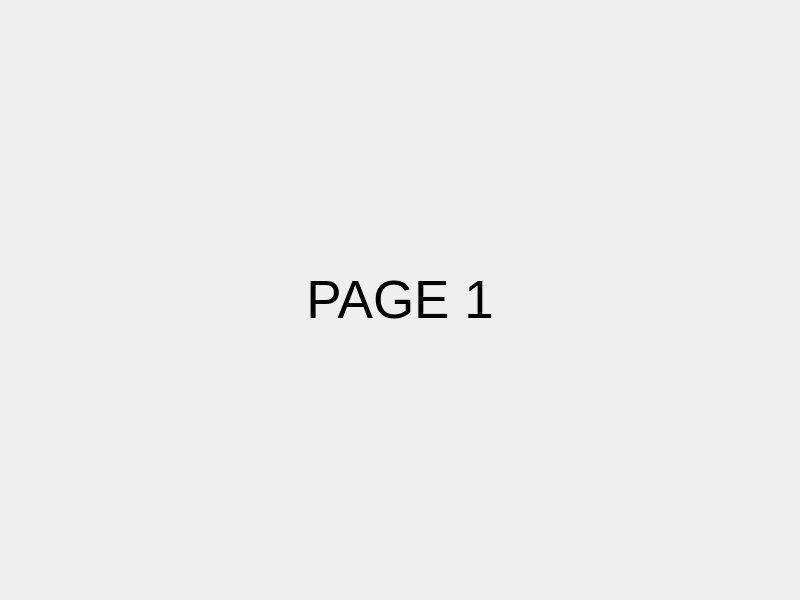
sonnned/protyecto_final, file src/game.ui: the form before one commit.
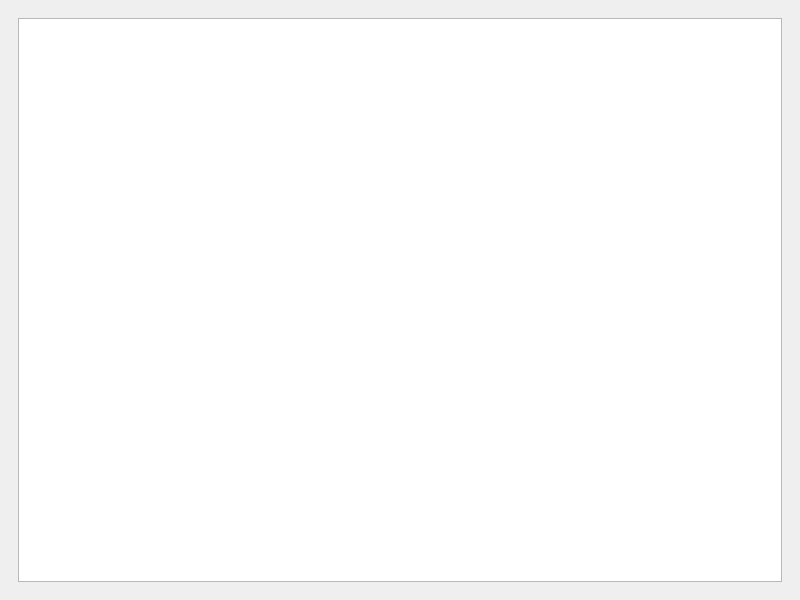
The form after the commit. The open tabs and pages were chosen to show the change.

Commit message: graphics view working

```diff
--- a/src/game.ui
+++ b/src/game.ui
@@ -86,19 +86,7 @@
       <widget class="QWidget" name="level_1">
        <layout class="QVBoxLayout" name="verticalLayout_4">
         <item>
-         <widget class="QLabel" name="label_4">
-          <property name="font">
-           <font>
-            <pointsize>40</pointsize>
-           </font>
-          </property>
-          <property name="text">
-           <string>PAGE 1</string>
-          </property>
-          <property name="alignment">
-           <set>Qt::AlignCenter</set>
-          </property>
-         </widget>
+         <widget class="QGraphicsView" name="graphics_level_1"/>
         </item>
        </layout>
       </widget>
```
Left out of the diff: 14 changed lines with no effect on the pictures. The commit also changes 8 other files.
